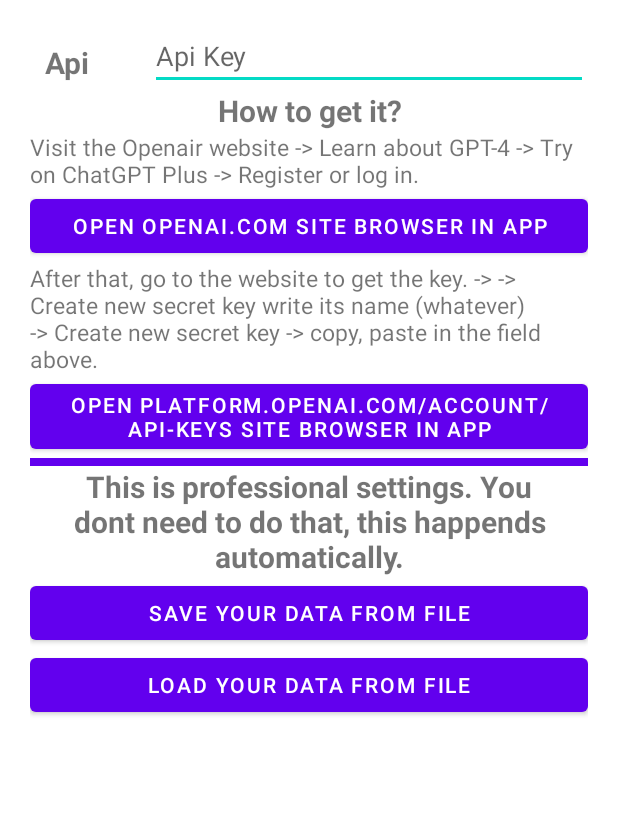
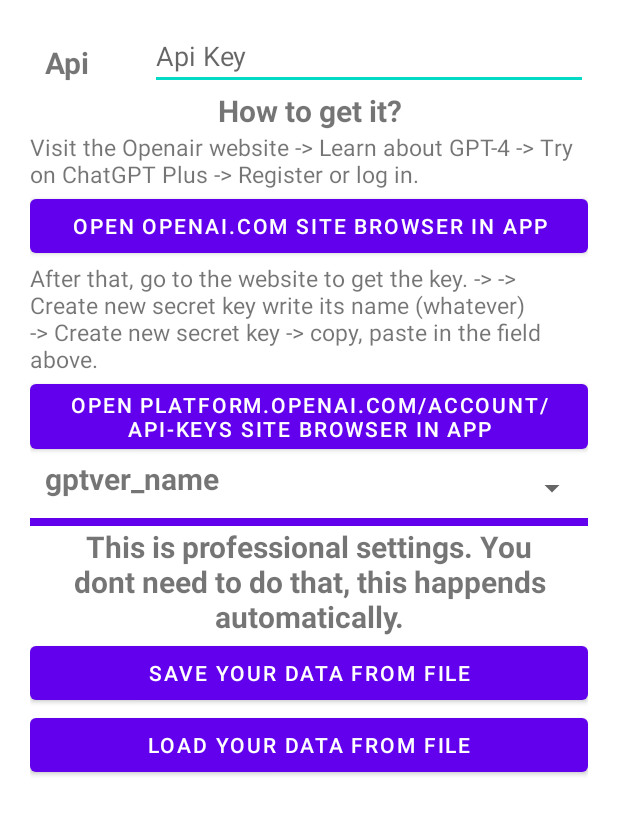
Before and after one commit to MaserPlay/AppAi, an Android app: the layout settings_activity.xml on its own in the app's theme, with its tools: preview values and no code run, on a phone screen of 412 x 824 dp. Shown: the top 815 px of the screen. Run offline under Robolectric (Android 15) with nearby library versions, the phone set to English and light mode, and no system bars.

```diff
--- a/app/src/main/java/com/maserplay/appai/HomeViewModel.kt
+++ b/app/src/main/java/com/maserplay/appai/HomeViewModel.kt
@@ -31,6 +31,7 @@ class HomeViewModel : ViewModel() {
     private lateinit var ServiceNeed: ServiceDop
 
     private val PREF_NAME = "api"
+    private val PREFNAMEVER = "gptver"
     private val PREFS_FILE = "Main"
     fun getpr(): ArrayList<Product>{
         return products
@@ -54,9 +55,10 @@ class HomeViewModel : ViewModel() {
 
         viewModelScope.launch {
             val apiKey = con.getSharedPreferences(PREFS_FILE, AppCompatActivity.MODE_PRIVATE).getString(PREF_NAME, "alo")
+            val gptver = con.getSharedPreferences(PREFS_FILE, AppCompatActivity.MODE_PRIVATE).getString(PREFNAMEVER, "gpt-3.5-turbo")
             val openAI = OpenAI(apiKey.toString())
             val chatCompletionRequest = ChatCompletionRequest(
-                model = ModelId("gpt-3.5-turbo"),
+                model = ModelId(gptver.toString()),
                 messages = ServiceNeed.GetList()
 
             )
--- a/app/src/main/res/layout/settings_activity.xml
+++ b/app/src/main/res/layout/settings_activity.xml
@@ -82,11 +82,36 @@
                 android:layout_below="@id/textanoafBr"
                 android:text="@string/OpeninBrowserKey" />
 
+
+            <LinearLayout
+                android:id="@+id/llgptApi"
+                android:layout_width="match_parent"
+                android:layout_height="40dp"
+                android:layout_below="@id/inBrowserappKey"
+                android:orientation="horizontal">
+
+                <TextView
+                    android:id="@+id/TvgptApi"
+                    android:layout_width="wrap_content"
+                    android:layout_height="wrap_content"
+                    android:layout_marginStart="10dp"
+                    android:text="@string/gptver_name"
+                    android:textSize="20sp"
+                    android:textStyle="bold" />
+
+                <Spinner
+                    android:id="@+id/EdtgptApi"
+                    android:layout_width="0dp"
+                    android:layout_height="match_parent"
+                    android:layout_weight="1" />
+
+            </LinearLayout>
+
             <View
                 android:id="@+id/vie"
                 android:layout_width="match_parent"
                 android:layout_height="5dp"
-                android:layout_below="@id/inBrowserappKey"
+                android:layout_below="@id/llgptApi"
                 android:background="@color/purple_500" />
 
             <TextView
--- a/app/src/main/res/values/strings.xml
+++ b/app/src/main/res/values/strings.xml
@@ -44,4 +44,5 @@
     <string name="error_thanks">Thanks )</string>
     <string name="error_descrs">Describe your problem</string>
     <string name="report_report">Report</string>
+    <string name="gptver_name">gptver_name</string>
 </resources>
```
Also changed, not shown: app/src/main/java/com/maserplay/appai/SettingsActivity.kt (+49 -4 lines), app/src/main/res/values/spinnerchatver.xml (added, +9 -0 lines).
